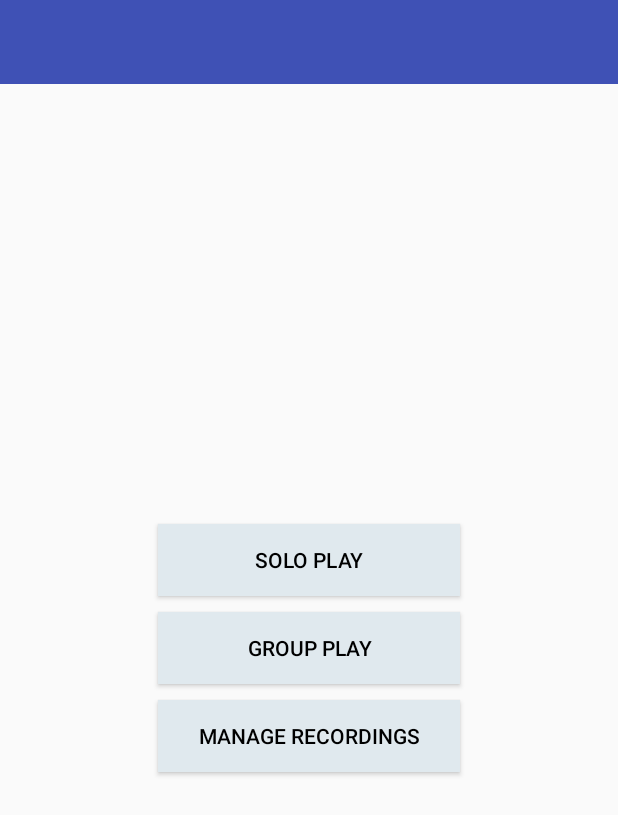
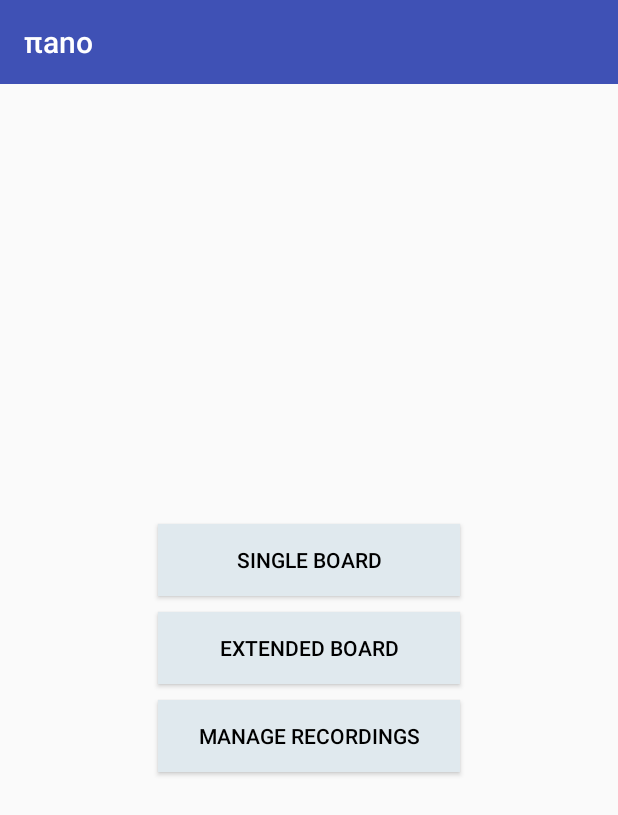
Before and after one commit to Jmiller7023/PIano, an Android app: the layout activity_main.xml on its own in the app's theme, with its tools: preview values and no code run, on a phone screen of 412 x 824 dp. Shown: the top 815 px of the screen. Run offline under Robolectric (Android 15) with nearby library versions, the phone set to English and light mode, and no system bars.

```diff
--- a/PIanoCode/app/src/main/java/com/example/user/pianocode/PIanoActivity.java
+++ b/PIanoCode/app/src/main/java/com/example/user/pianocode/PIanoActivity.java
@@ -1,5 +1,6 @@
 package com.example.user.pianocode;
 
+import android.Manifest;
 import android.content.Intent;
 import android.content.SharedPreferences;
 import android.media.AudioManager;
@@ -7,6 +8,7 @@ import android.media.MediaRecorder;
 import android.media.SoundPool;
 import android.os.Build;
 import android.preference.PreferenceManager;
+import android.support.v4.app.ActivityCompat;
 import android.support.v7.app.AppCompatActivity;
 import android.os.Bundle;
 import android.support.v7.widget.Toolbar;
@@ -54,6 +56,7 @@ public class PIanoActivity extends AppCompatActivity {
         Toolbar m_toolbar = findViewById(R.id.toolbar3);
         m_toolbar.setTitle("Recording");
         mRecorder = new MediaRecorder();
+
         mRecorder.setAudioSource(MediaRecorder.AudioSource.CAMCORDER);
         mRecorder.setOutputFormat(MediaRecorder.OutputFormat.THREE_GPP);
         mRecorder.setOutputFile(mFileName);
--- a/PIanoCode/app/src/main/res/layout/activity_main.xml
+++ b/PIanoCode/app/src/main/res/layout/activity_main.xml
@@ -9,6 +9,7 @@
 
     <android.support.v7.widget.Toolbar
         android:id="@+id/toolbar"
+        app:title="πano"
         android:layout_width="match_parent"
         android:layout_height="wrap_content"
         android:background="?attr/colorPrimary"
--- a/PIanoCode/app/src/main/res/values/strings.xml
+++ b/PIanoCode/app/src/main/res/values/strings.xml
@@ -1,8 +1,8 @@
 <resources>
-    <string name="app_name">PIano</string>
+    <string name="app_name">πano</string>
     <string name="edit_message">Enter a message</string>
     <string name="button_send">Send</string>
-    <string name="piano_open">Solo Play</string>
+    <string name="piano_open">Single Board</string>
     <string name="title_activity_settings">Settings</string>
 
     <!-- Strings related to Settings -->
@@ -83,7 +83,7 @@
     <string name="pref_title_vibrate">Vibrate</string>
     <string name="menu_action_settings">Settings</string>
     <string name="menu_setting_about_us">About us</string>
-    <string name="button_group_play">Group Play</string>
+    <string name="button_group_play">Extended Board</string>
     <string name="setting_share">Share</string>
     <string name="manage_recordings">Manage Recordings</string>
     <string name="button_record">Record</string>
```
Also changed, not shown: PIanoCode/app/src/main/java/com/example/user/pianocode/BluetoothChat.java (+13 -18 lines), PIanoCode/app/src/main/java/com/example/user/pianocode/MainActivity.java (+24 -1 lines).
